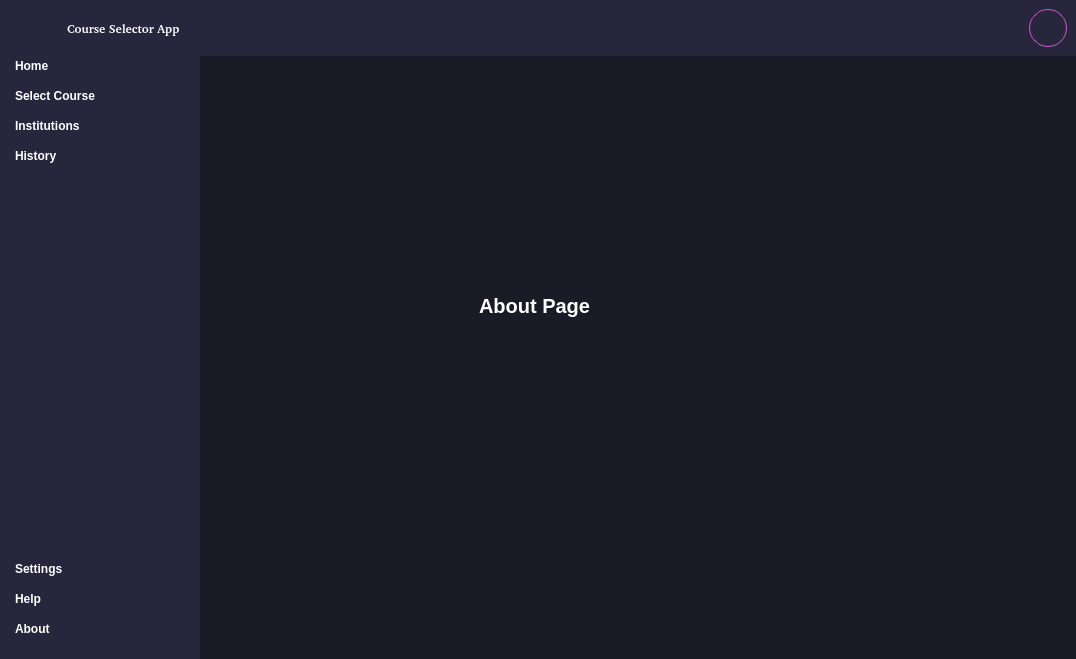
Before: the Qt Designer form GUI/interface.ui in Cyberguru1/Course-Selector-APP, drawn with Qt 5.
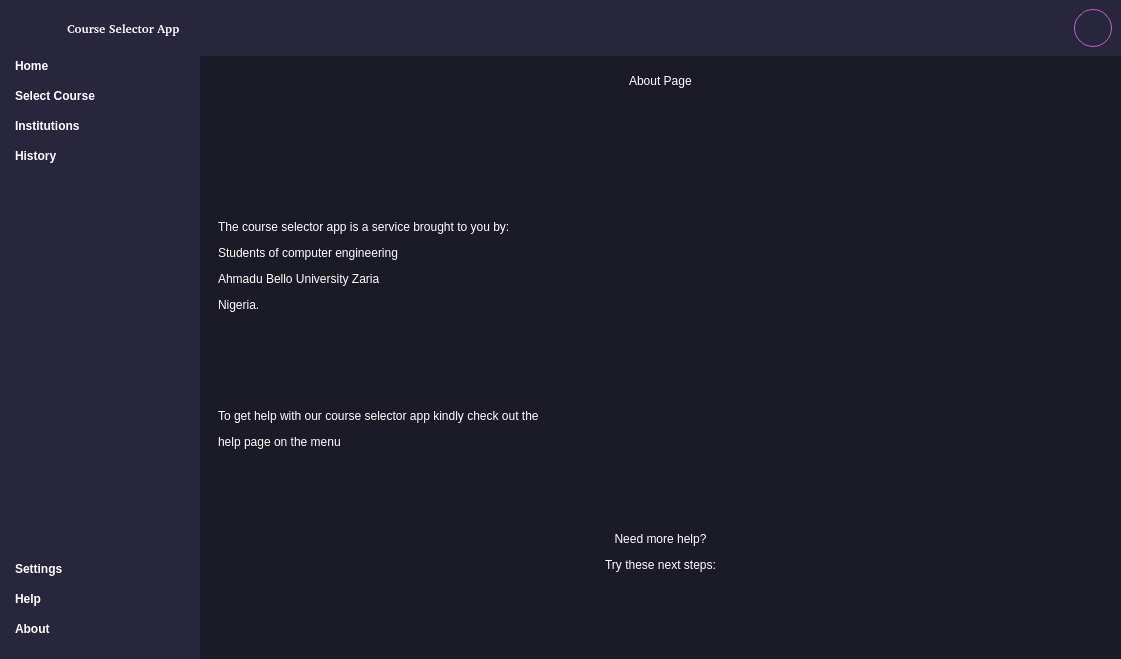
After: the same form once the commit is applied. The open tabs and pages were chosen to show the change. Icons and pictures are not drawn. Custom widgets are drawn as their Qt base class.

Commit message: about page done

```diff
--- a/GUI/interface.ui
+++ b/GUI/interface.ui
@@ -6,7 +6,7 @@
    <rect>
     <x>0</x>
     <y>0</y>
-    <width>1076</width>
+    <width>1121</width>
     <height>659</height>
    </rect>
   </property>
@@ -69,7 +69,7 @@
     <property name="bottomMargin">
      <number>0</number>
     </property>
-    <item alignment="Qt::AlignTop">
+    <item>
      <widget class="QWidget" name="header" native="true">
       <layout class="QHBoxLayout" name="horizontalLayout">
        <property name="spacing">
@@ -703,26 +703,48 @@
              </widget>
             </widget>
             <widget class="QWidget" name="aboutPage">
-             <widget class="QLabel" name="label_8">
-              <property name="geometry">
-               <rect>
-                <x>270</x>
-                <y>195</y>
-                <width>166</width>
-                <height>91</height>
-               </rect>
-              </property>
-              <property name="font">
-               <font>
-                <pointsize>15</pointsize>
-                <weight>75</weight>
-                <bold>true</bold>
-               </font>
-              </property>
-              <property name="text">
-               <string>About Page</string>
-              </property>
-             </widget>
+             <layout class="QVBoxLayout" name="verticalLayout_7">
+              <item alignment="Qt::AlignHCenter|Qt::AlignTop">
+               <widget class="QLabel" name="label_8">
+                <property name="text">
+                 <string>About Page</string>
+                </property>
+               </widget>
+              </item>
+              <item>
+               <widget class="QLabel" name="label_11">
+                <property name="text">
+                 <string>&lt;html&gt;&lt;head/&gt;&lt;body&gt;&lt;p align=&quot;justify&quot;&gt;The course selector app is a service brought to you by:&lt;/p&gt;&lt;p align=&quot;justify&quot;&gt;Students of computer engineering &lt;/p&gt;&lt;p align=&quot;justify&quot;&gt;Ahmadu Bello University Zaria&lt;/p&gt;&lt;p align=&quot;justify&quot;&gt;Nigeria.&lt;/p&gt;&lt;p&gt;&lt;br/&gt;&lt;/p&gt;&lt;/body&gt;&lt;/html&gt;</string>
+                </property>
+               </widget>
+              </item>
+              <item>
+               <widget class="QLabel" name="label_12">
+                <property name="text">
+                 <string>&lt;html&gt;&lt;head/&gt;&lt;body&gt;&lt;p align=&quot;justify&quot;&gt;To get help with our course selector app kindly check out the&lt;/p&gt;&lt;p align=&quot;justify&quot;&gt; help page on the menu&lt;/p&gt;&lt;/body&gt;&lt;/html&gt;</string>
+                </property>
+               </widget>
+              </item>
+              <item>
+               <widget class="QWidget" name="widget_2" native="true">
+                <property name="minimumSize">
+                 <size>
+                  <width>0</width>
+                  <height>0</height>
+                 </size>
+                </property>
+                <layout class="QVBoxLayout" name="verticalLayout_8">
+                 <item>
+                  <widget class="QLabel" name="label_13">
+                   <property name="text">
+                    <string>&lt;html&gt;&lt;head/&gt;&lt;body&gt;&lt;p align=&quot;center&quot;&gt;Need more help?&lt;/p&gt;&lt;p align=&quot;center&quot;&gt;Try these next steps:&lt;/p&gt;&lt;p&gt;&lt;br/&gt;&lt;/p&gt;&lt;/body&gt;&lt;/html&gt;</string>
+                   </property>
+                  </widget>
+                 </item>
+                </layout>
+               </widget>
+              </item>
+             </layout>
             </widget>
             <widget class="QWidget" name="notificationsPage">
              <widget class="QLabel" name="label_9">
```
Left out of the diff: 8 changed lines with no effect on the pictures.
